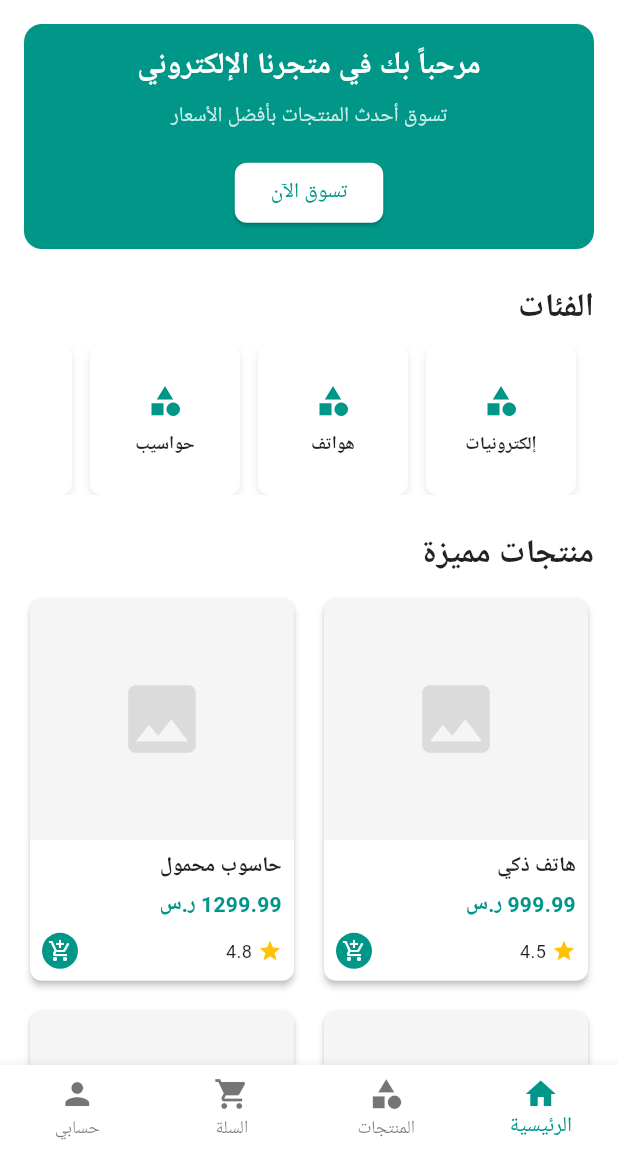
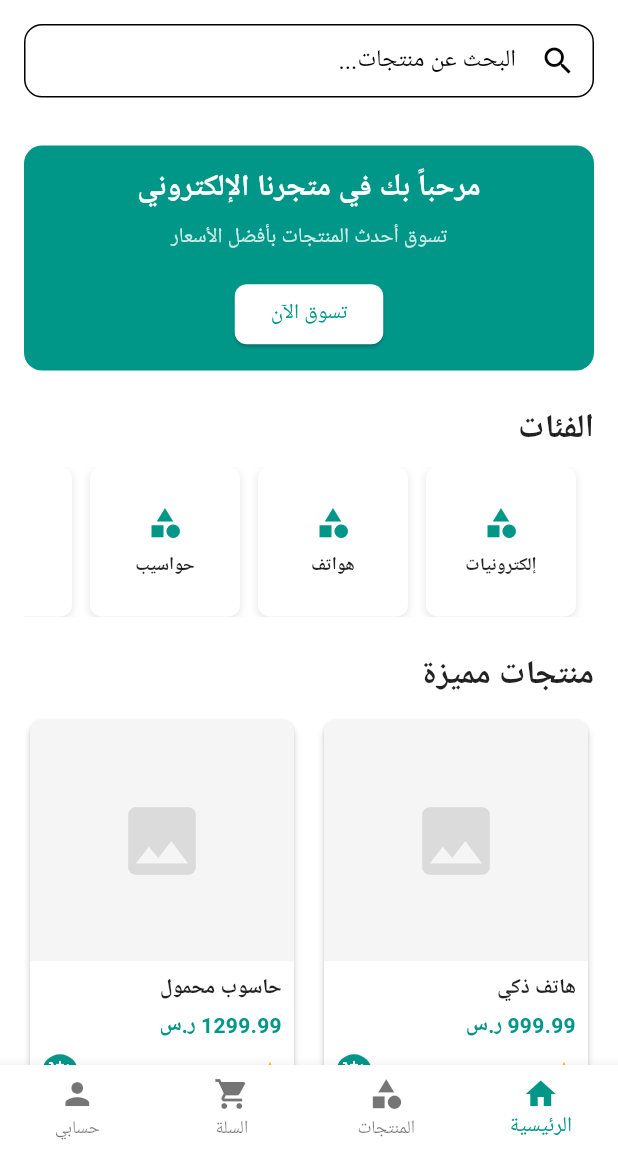
Before and after one commit to prog-hussain5/E_Commerce_app, a Flutter app: the screen it shows after launch, on a phone screen of 412 x 824 dp, the part 84-1236 px from its top. Run offline on Flutter 3.47's test engine with Material 3 defaults, Android fonts, the phone set to English and light mode, and no system bars; drawn by our look-alikes of badges; our stand-ins replace shared_preferences; generated files the repository leaves out were written again.

Commit message:
feat(search): add product search functionality and language toggle
- Implemented product search with real-time filtering in the ProductProvider
- Added a search bar to the home screen with localized placeholder text
- Introduced a language toggle in the profile screen for switching between Arabic and English

```diff
--- a/lib/l10n/app_ar.arb
+++ b/lib/l10n/app_ar.arb
@@ -26,5 +26,6 @@
         "type": "String"
       }
     }
-  }
+  },
+  "searchProducts": "البحث عن منتجات..."
 }
--- a/lib/l10n/app_en.arb
+++ b/lib/l10n/app_en.arb
@@ -26,5 +26,6 @@
         "type": "String"
       }
     }
-  }
+  },
+  "searchProducts": "Search products..."
 }
--- a/lib/screens/home_screen.dart
+++ b/lib/screens/home_screen.dart
@@ -1,6 +1,7 @@
 import 'package:flutter/material.dart';
 import 'package:provider/provider.dart';
 import 'package:badges/badges.dart' as badges;
+import 'package:flutter_gen/gen_l10n/app_localizations.dart';
 
 import '../providers/theme_provider.dart';
 import '../providers/auth_provider.dart';
@@ -96,7 +97,36 @@ class _HomeScreenState extends State<HomeScreen> {
           ),
         ],
       ),
-      body: _screens[_selectedIndex],
+      body: _selectedIndex == 0
+          ? Column(
+              children: [
+                // شريط البحث
+                Padding(
+                  padding: const EdgeInsets.all(16.0),
+                  child: TextField(
+                    decoration: InputDecoration(
+                      hintText: AppLocalizations.of(context)?.searchProducts ?? 'البحث عن منتجات...',
+                      prefixIcon: const Icon(Icons.search),
+                      border: OutlineInputBorder(
+                        borderRadius: BorderRadius.circular(12),
+                      ),
+                      contentPadding: const EdgeInsets.symmetric(vertical: 12),
+                    ),
+                    onChanged: (value) {
+                      // تنفيذ البحث عن المنتجات
+                      if (value.isNotEmpty) {
+                        Provider.of<ProductProvider>(context, listen: false).searchProducts(value);
+                      } else {
+                        Provider.of<ProductProvider>(context, listen: false).resetSearch();
+                      }
+                    },
+                  ),
+                ),
+                // محتوى الشاشة الرئيسية
+                Expanded(child: _screens[_selectedIndex]),
+              ],
+            )
+          : _screens[_selectedIndex],
       bottomNavigationBar: BottomNavigationBar(
         currentIndex: _selectedIndex,
         onTap: (index) {
```
Also changed, not shown: lib/providers/product_provider.dart (+28 -10 lines), lib/screens/profile/profile_screen.dart (+29 -11 lines).
